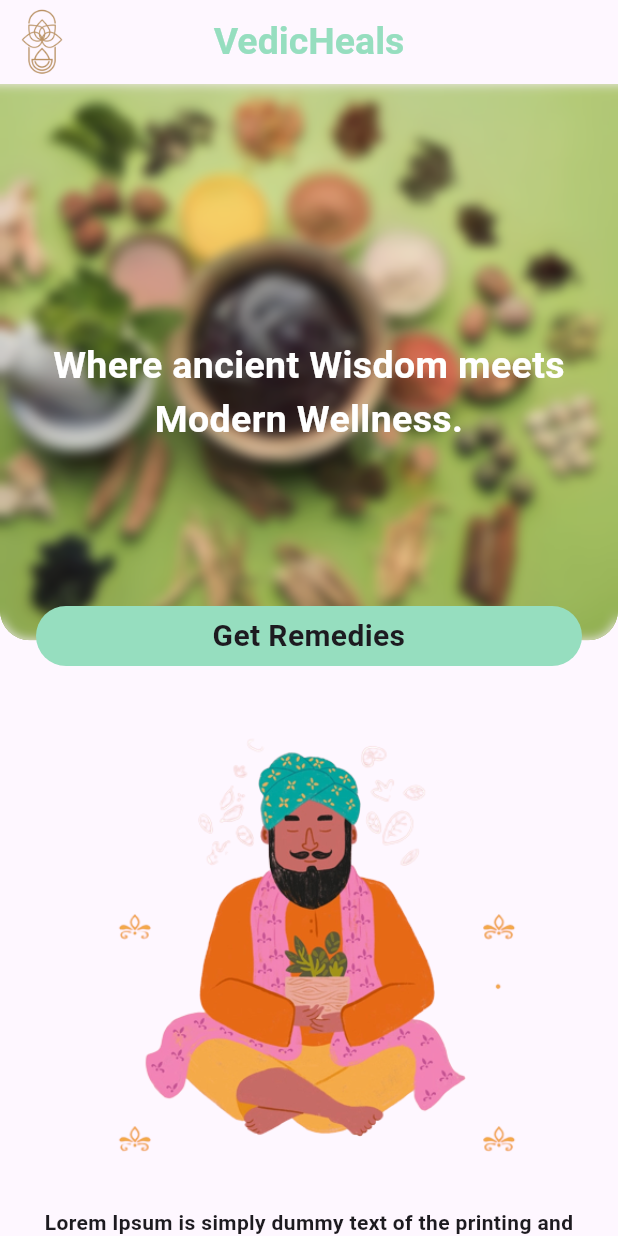
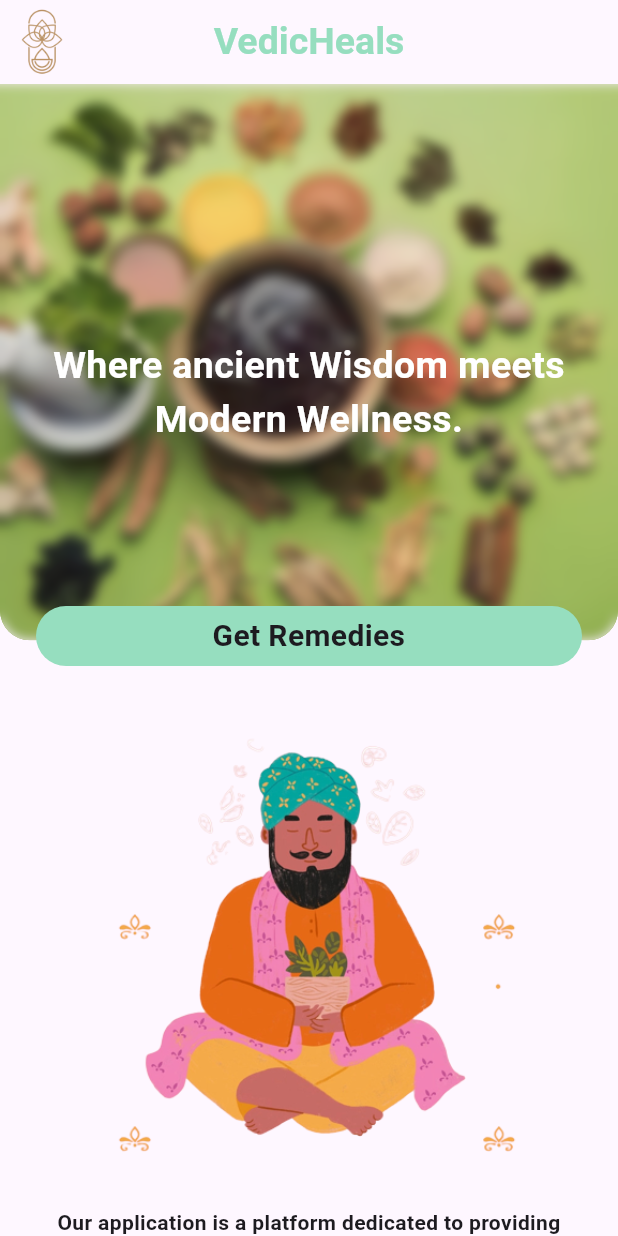
Before and after one commit to DarkNinja15/VedicHeals, a Flutter app: the LandingPage screen opened directly, on a phone screen of 412 x 824 dp. Run offline on Flutter 3.47's test engine with Material 2 defaults, Android fonts, the phone set to English and light mode, and no system bars; our stand-ins replace animated_splash_screen, awesome_dialog, cloud_firestore, firebase_auth, firebase_core, firebase_storage and 4 more; missing offline and left inert: banner_listtile; accounts and stored records are empty; Roboto replaces fonts that are missing (Eczar).

Commit message:
removed dummy from landing page

```diff
--- a/lib/screens/landing_page.dart
+++ b/lib/screens/landing_page.dart
@@ -155,7 +155,7 @@ class _LandingPageState extends State<LandingPage> {
                       const Padding(
                         padding: EdgeInsets.all(8.0),
                         child: Text(
-                          "Lorem Ipsum is simply dummy text of the printing and typesetting industry. Lorem Ipsum has been the industry's standard dummy text ever since the 1500s, when an unknown printer took a galley of type and scrambled it to make a type specimen book. It has survived not only five centuries, but also the leap into electronic typesetting, remaining essentially unchanged. It was popularised in the 1960s with the release of Letraset sheets containing Lorem Ipsum passages, and more recently with desktop publishing software like Aldus PageMaker including versions of Lorem Ipsum.",
+                          "Our application is a platform dedicated to providing alternative home remedies for various diseases, along with information on Ayurvedic institutions and hospitals across the country.\n We also share insightful blogs on the latest researches on diseases to help users stay informed about Ayurvedic medicine.\n Our mission is to promote natural health and wellness through the use of Ayurvedic remedies and to provide reliable information to our users.",
                           style: TextStyle(
                             fontWeight: FontWeight.bold,
                           ),
```
